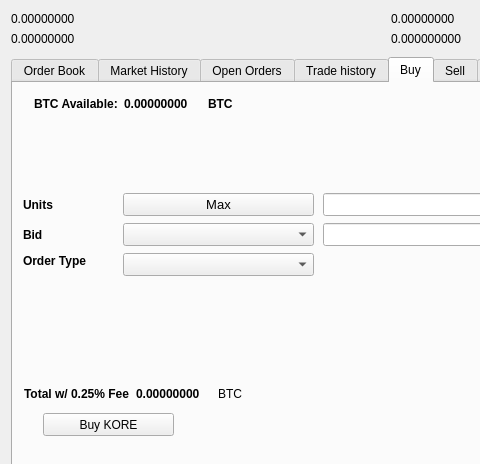
This is src/qt/forms/tradingdialog.ui in Kore-Core/KORE as Qt 5 draws it before an edit; both pictures show x 0 to 480 and y 0 to 464 of the 915 by 606 pixel window. The edited form follows.
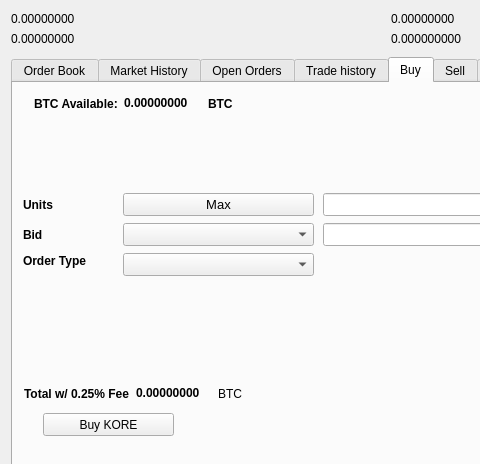
This is the edited form. The open tabs and pages were chosen to show the change. Icons and pictures are not drawn.

Commit message: Revert inadvertent changes

```diff
--- a/src/qt/forms/tradingdialog.ui
+++ b/src/qt/forms/tradingdialog.ui
@@ -470,7 +470,7 @@
            <x>21</x>
            <y>11</y>
            <width>251</width>
-           <height>20</height>
+           <height>19</height>
           </rect>
          </property>
          <layout class="QHBoxLayout" name="horizontalLayout_3">
@@ -939,7 +939,7 @@
            <x>11</x>
            <y>301</y>
            <width>269</width>
-           <height>20</height>
+           <height>19</height>
           </rect>
          </property>
          <layout class="QHBoxLayout" name="horizontalLayout_4">
```
Left out of the diff: 8 changed lines with no effect on the pictures.
